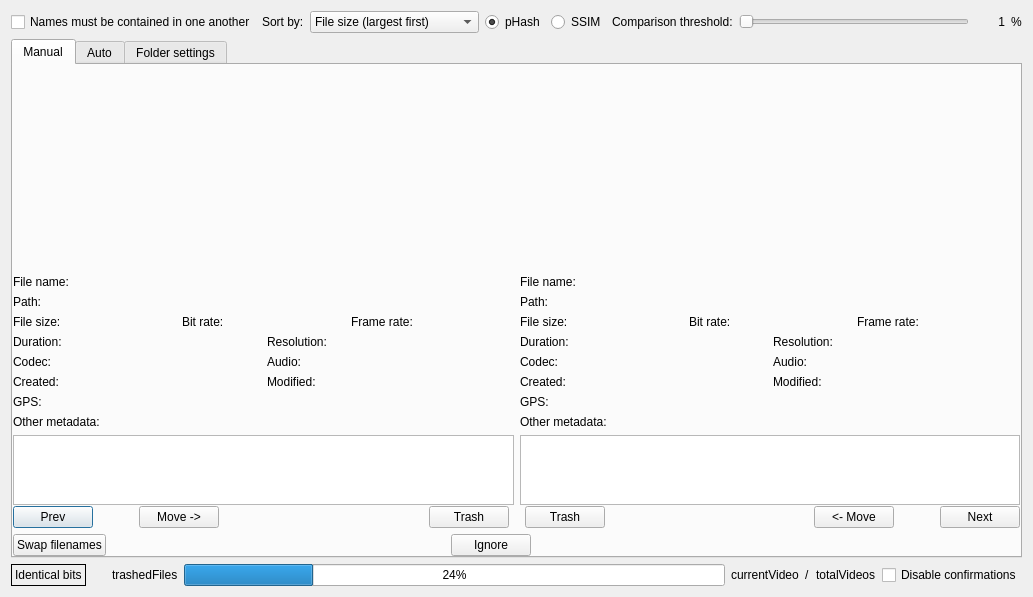
Qt form QtProject/app/comparison.ui (theophanemayaud/video-simili-duplicate-cleaner) before a commit.
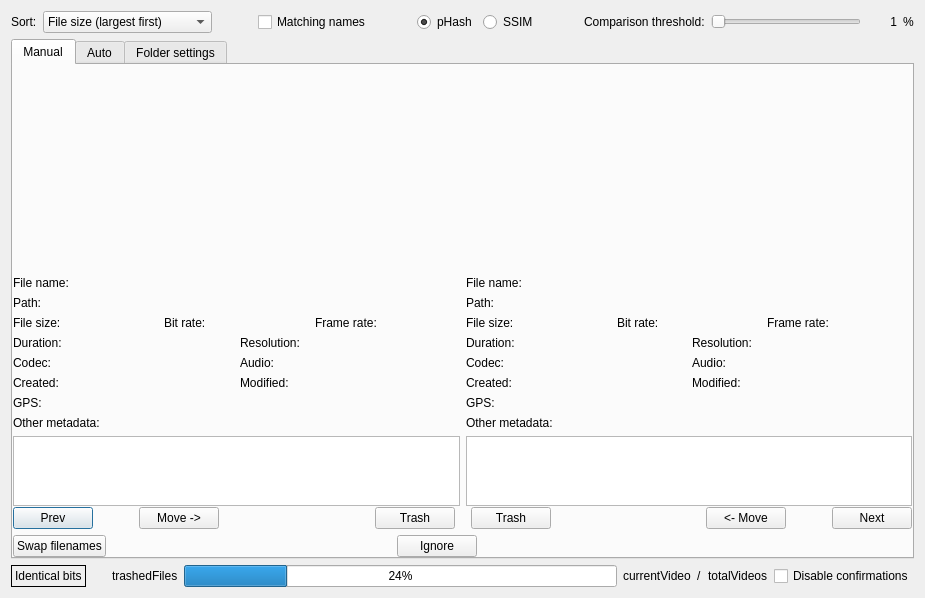
The same form after that commit. Custom widgets are drawn as their Qt base class.

What changed in the file:
```diff
--- a/QtProject/app/comparison.ui
+++ b/QtProject/app/comparison.ui
@@ -6,8 +6,8 @@
    <rect>
     <x>0</x>
     <y>0</y>
-    <width>890</width>
-    <height>597</height>
+    <width>925</width>
+    <height>598</height>
    </rect>
   </property>
   <property name="windowTitle">
@@ -20,21 +20,20 @@
       <number>0</number>
      </property>
      <item>
-      <widget class="QCheckBox" name="settingNamesInAnotherCheckbox">
+      <widget class="QLabel" name="label_sortBy">
        <property name="text">
-        <string>Names must be contained in one another</string>
+        <string>Sort:</string>
        </property>
       </widget>
      </item>
      <item>
-      <widget class="QLabel" name="label_sortBy_comparison">
-       <property name="text">
-        <string>Sort by:</string>
+      <widget class="QComboBox" name="comboBox_sortBy">
+       <property name="sizePolicy">
+        <sizepolicy hsizetype="Minimum" vsizetype="Fixed">
+         <horstretch>0</horstretch>
+         <verstretch>0</verstretch>
+        </sizepolicy>
        </property>
-      </widget>
-     </item>
-     <item>
-      <widget class="QComboBox" name="sortOrderComboBox_comparison">
        <item>
         <property name="text">
          <string>File size (largest first)</string>
@@ -52,6 +51,29 @@
        </item>
       </widget>
      </item>
+     <item>
+      <spacer name="horizontalSpacer_12">
+       <property name="orientation">
+        <enum>Qt::Orientation::Horizontal</enum>
+       </property>
+       <property name="sizeHint" stdset="0">
+        <size>
+         <width>40</width>
+         <height>20</height>
+        </size>
+       </property>
+      </spacer>
+     </item>
+     <item>
+      <widget class="QCheckBox" name="settingNamesInAnotherCheckbox">
+       <property name="toolTip">
+        <string>Only show matches whose names are contained in one another\nVideoA.mp4 and VideoA-2.mp4</string>
+       </property>
+       <property name="text">
+        <string>Matching names</string>
+       </property>
+      </widget>
+     </item>
      <item>
       <spacer name="horizontalSpacer_6">
        <property name="orientation">
@@ -115,7 +137,7 @@
        </property>
        <property name="minimumSize">
         <size>
-         <width>230</width>
+         <width>150</width>
          <height>0</height>
         </size>
        </property>
@@ -1119,6 +1141,9 @@
                    <height>60</height>
                   </size>
                  </property>
+                 <property name="readOnly">
+                  <bool>true</bool>
+                 </property>
                 </widget>
                </item>
               </layout>
```
